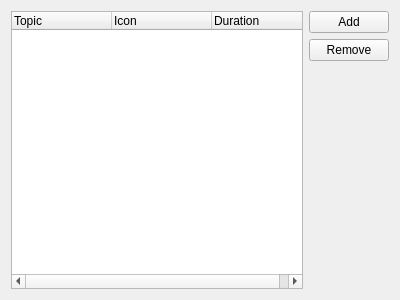
Above: src/ui/timelinetopics.ui from hippich/recorditnow before the change. Below: the same form after it.
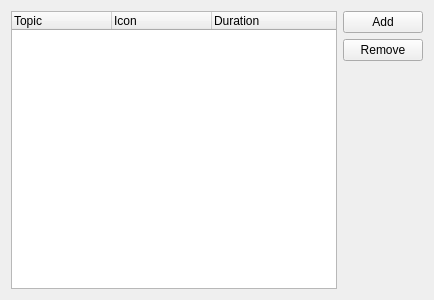
That is the form after the change. Custom widgets are drawn as their Qt base class.

What changed in the file:
```diff
--- a/src/ui/timelinetopics.ui
+++ b/src/ui/timelinetopics.ui
@@ -6,7 +6,7 @@
    <rect>
     <x>0</x>
     <y>0</y>
-    <width>400</width>
+    <width>434</width>
     <height>300</height>
    </rect>
   </property>
```
